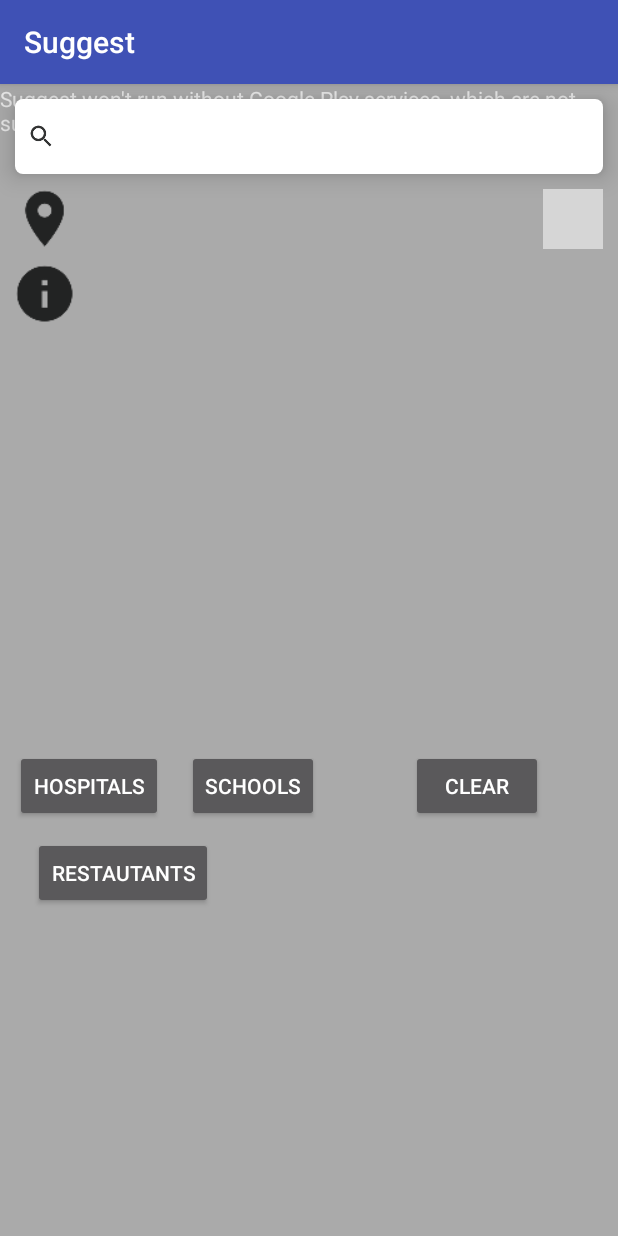
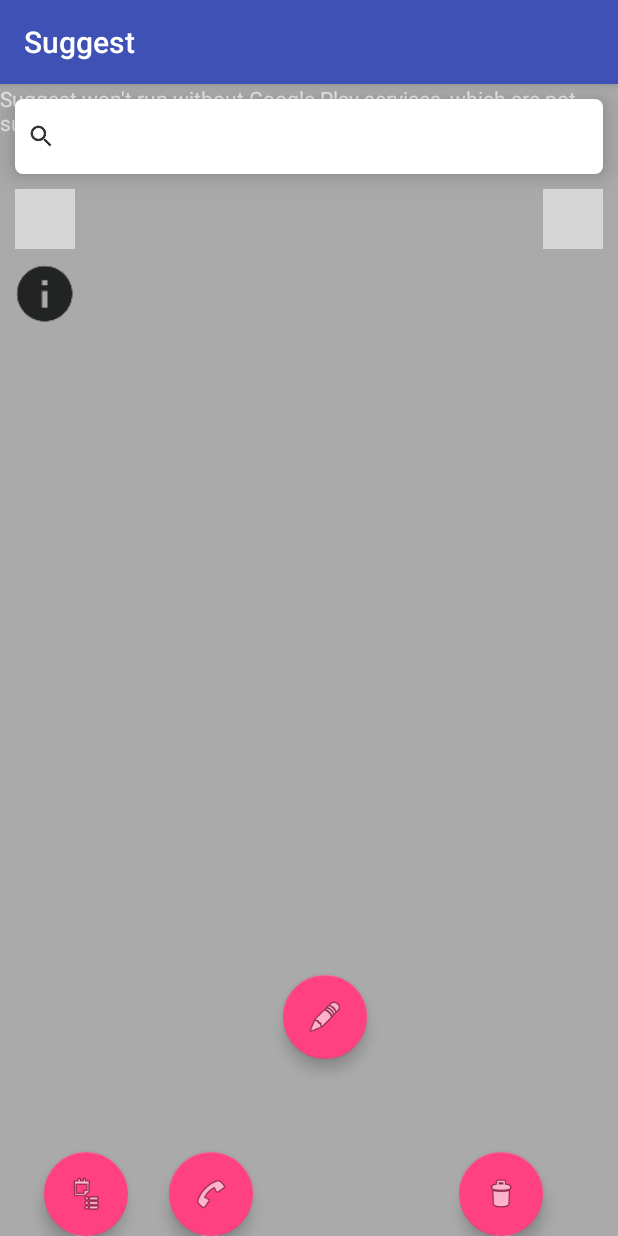
Before and after one commit to ssdeol/Suggest-CMPS121, an Android app: the MapActivity screen opened directly, with no data from a screen before it, on a phone screen of 412 x 824 dp. Run offline under Robolectric (Android 15) with nearby library versions, the light colour scheme and no system bars; our stand-ins replace Firebase (no records; nobody signed in at launch, a user with empty details on screens opened directly); grey boxes are pictures that could not be loaded.

Commit message:
fixes layout

```diff
--- a/Suggest/app/src/main/java/com/example/ssdeol/suggest/MapActivity.java
+++ b/Suggest/app/src/main/java/com/example/ssdeol/suggest/MapActivity.java
@@ -12,6 +12,7 @@ import android.location.Geocoder;
 import android.location.Location;
 import android.location.LocationManager;
 import android.support.annotation.NonNull;
+import android.support.design.widget.FloatingActionButton;
 import android.support.v4.app.ActivityCompat;
 import android.support.v4.content.ContextCompat;
 import android.support.v4.widget.DrawerLayout;
@@ -75,7 +76,8 @@ import java.util.Locale;
 import static android.Manifest.permission.ACCESS_FINE_LOCATION;
 import static android.util.Log.i;
 
-public class MapActivity extends AppCompatActivity implements OnMapReadyCallback, GoogleApiClient.OnConnectionFailedListener, GoogleMap.OnMapLongClickListener {
+public class MapActivity extends AppCompatActivity implements OnMapReadyCallback, GoogleApiClient.OnConnectionFailedListener,
+        GoogleMap.OnMapLongClickListener, View.OnClickListener {
 
     GoogleMap mGoogleMaps;
     FusedLocationProviderClient mFusedLocationProviderClient;
@@ -114,7 +116,11 @@ public class MapActivity extends AppCompatActivity implements OnMapReadyCallback
     private ImageView mGoogleMyLocation;
     private ImageView mGoogleInfo;
     private ImageView mGooglePlacesIcon;
-    private Button placesButton;
+    //buttons for nearbyPlaces
+    FloatingActionButton host;
+    FloatingActionButton rest;
+    FloatingActionButton clear;
+    FloatingActionButton school;
 
     @Override
     protected void onCreate(Bundle savedInstanceState) {
@@ -125,6 +131,20 @@ public class MapActivity extends AppCompatActivity implements OnMapReadyCallback
         mGoogleMyLocation = (ImageView) findViewById(R.id.myLocationGPSIcon);
         mGoogleInfo = (ImageView) findViewById(R.id.myInfomrationIcon);
         mGooglePlacesIcon = (ImageView) findViewById(R.id.myPlacesIcon);
+
+
+
+        host= (FloatingActionButton) findViewById(R.id.B_hospitals);
+        host.setOnClickListener(this);
+        rest= (FloatingActionButton) findViewById(R.id.B_hospitals);
+        rest.setOnClickListener(this);
+        school= (FloatingActionButton) findViewById(R.id.B_hospitals);
+        school.setOnClickListener(this);
+        clear= (FloatingActionButton) findViewById(R.id.B_hospitals);
+        clear.setOnClickListener(this);
+
+
+
 
         SupportMapFragment mapFragment = (SupportMapFragment) getSupportFragmentManager()
                 .findFragmentById(R.id.mapsFragment);
@@ -580,7 +600,7 @@ public class MapActivity extends AppCompatActivity implements OnMapReadyCallback
         GetNearbyPlacesData getNearbyPlacesData = new GetNearbyPlacesData();
 
         switch (view.getId()){
-            case R.id.B_hopistals:
+            case R.id.B_hospitals:
                 mGoogleMaps.clear();
                 getDeviceLocation();
                 String hospital = "hospital";
--- a/Suggest/app/src/main/res/layout/activity_map.xml
+++ b/Suggest/app/src/main/res/layout/activity_map.xml
@@ -72,7 +72,7 @@
             android:layout_marginLeft="10dp"
             android:layout_marginTop="10dp"
             android:scaleType="centerCrop"
-            android:src="@drawable/ic_map" />
+            android:src="@drawable/ic_places" />
 
         <ImageView
             android:id="@+id/myInfomrationIcon"
@@ -93,53 +93,55 @@
 
         </RelativeLayout>
 
-        <Button
-            android:id="@+id/B_hopistals"
+        <android.support.design.widget.FloatingActionButton
+            android:id="@+id/B_hospitals"
             android:layout_width="wrap_content"
             android:layout_height="wrap_content"
-            android:layout_above="@+id/relativeLayout3"
+            android:layout_alignParentBottom="true"
+            android:layout_gravity="bottom|end"
+            android:layout_marginLeft="27dp"
+            android:layout_marginStart="27dp"
+            android:layout_toEndOf="@+id/B_restaurants"
+            android:layout_toRightOf="@+id/B_restaurants"
+            android:src="@android:drawable/ic_menu_call"
+            app:fabSize="normal" />
+
+        <android.support.design.widget.FloatingActionButton
+            android:id="@+id/B_to"
+            android:layout_width="wrap_content"
+            android:layout_height="wrap_content"
+            android:layout_alignParentBottom="true"
+            android:layout_gravity="bottom|end"
+            android:layout_toLeftOf="@+id/myLocationGPSIcon"
+            android:layout_toStartOf="@+id/myLocationGPSIcon"
+            android:src="@android:drawable/ic_menu_delete"
+            app:fabSize="normal" />
+
+        <android.support.design.widget.FloatingActionButton
+            android:id="@+id/B_restaurants"
+            android:layout_width="wrap_content"
+            android:layout_height="wrap_content"
             android:layout_alignLeft="@+id/myInfomrationIcon"
+            android:layout_alignParentBottom="true"
             android:layout_alignStart="@+id/myInfomrationIcon"
-            android:layout_marginBottom="58dp"
-            android:onClick="onClick"
-            android:text="Hospitals" />
+            android:layout_gravity="bottom|end"
+            android:layout_marginLeft="19dp"
+            android:layout_marginStart="19dp"
+            android:src="@android:drawable/ic_menu_agenda"
+            app:fabSize="normal" />
 
-        <Button
+        <android.support.design.widget.FloatingActionButton
             android:id="@+id/B_schools"
             android:layout_width="wrap_content"
             android:layout_height="wrap_content"
-            android:layout_alignBaseline="@+id/B_hopistals"
-            android:layout_alignBottom="@+id/B_hopistals"
-            android:layout_marginLeft="16dp"
-            android:layout_marginStart="16dp"
-            android:layout_toEndOf="@+id/B_hopistals"
-            android:layout_toRightOf="@+id/B_hopistals"
-            android:onClick="onClick"
-            android:text="Schools" />
-
-        <Button
-            android:id="@+id/B_to"
-            android:layout_width="wrap_content"
-            android:layout_height="wrap_content"
-            android:layout_alignBaseline="@+id/B_schools"
-            android:layout_alignBottom="@+id/B_schools"
-            android:layout_toLeftOf="@+id/myLocationGPSIcon"
-            android:layout_toStartOf="@+id/myLocationGPSIcon"
-            android:onClick="onClick"
-            android:text="Clear" />
-
-        <Button
-            android:id="@+id/B_restaurants"
-            android:layout_width="wrap_content"
-            android:layout_height="wrap_content"
-            android:layout_above="@+id/relativeLayout3"
-            android:layout_alignLeft="@+id/B_hopistals"
-            android:layout_alignStart="@+id/B_hopistals"
-            android:layout_marginLeft="12dp"
-            android:layout_marginStart="12dp"
-            android:onClick="onClick"
-            android:text="Restautants" />
-
+            android:layout_alignBottom="@+id/relativeLayout3"
+            android:layout_gravity="bottom|end"
+            android:layout_marginLeft="20dp"
+            android:layout_marginStart="20dp"
+            android:layout_toEndOf="@+id/B_hospitals"
+            android:layout_toRightOf="@+id/B_hospitals"
+            android:src="@android:drawable/ic_menu_edit"
+            app:fabSize="normal" />
 
     </RelativeLayout>
 
--- a/Suggest/build.gradle
+++ b/Suggest/build.gradle
@@ -7,7 +7,7 @@ buildscript {
         jcenter()
     }
     dependencies {
-        classpath 'com.android.tools.build:gradle:3.0.0'
+        classpath 'com.android.tools.build:gradle:3.0.1'
 
 
         // NOTE: Do not place your application dependencies here; they belong
```
Also changed, not shown: 1 other file.
